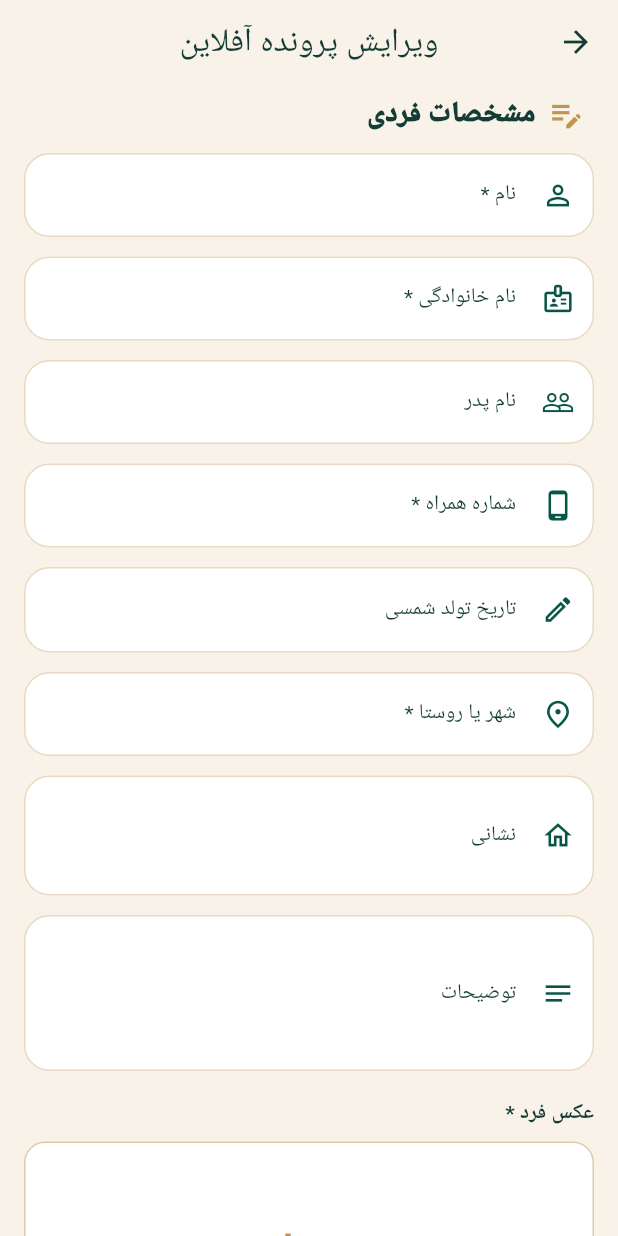
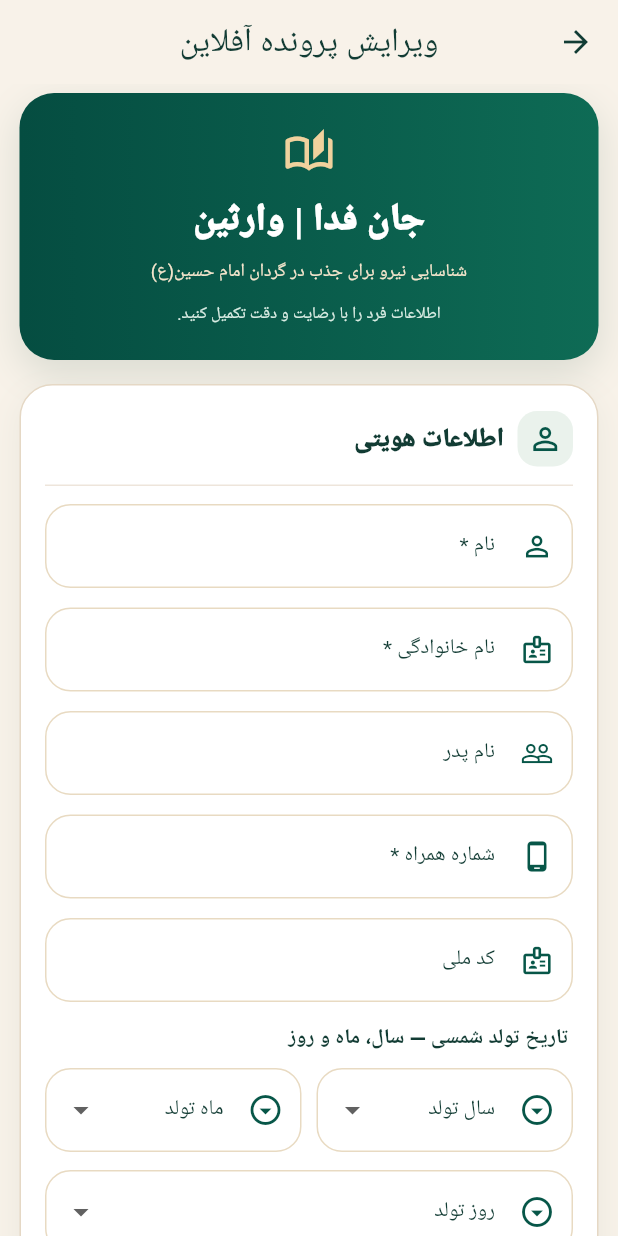
Before and after one commit to seyedebrahim0211-oss/honar-app1, a Flutter app: the RecordDetail screen opened directly with empty values, after a tap on "ویرایش پرونده آفلاین", on a phone screen of 412 x 824 dp. Run offline on Flutter 3.47's test engine with Material 3 defaults, Android fonts, the phone set to English and light mode, and no system bars; our stand-ins replace camera, connectivity_plus, flutter_secure_storage, image_picker, share_plus, sqflite_sqlcipher; missing offline and left inert: cryptography, excel, google_mlkit_face_detection; accounts and stored records are empty.

Commit message:
Rebuild centered responsive registration cards with native-camera photo, ID, birth year/month/day, school, work, service and skills

```diff
--- a/lib/main.dart
+++ b/lib/main.dart
@@ -541,52 +541,150 @@ class _RegistrationFormState extends State<RegistrationForm> {
     ));
   @override void dispose() { for (final c in controllers.values) { c.dispose(); } super.dispose(); }
 
-  @override Widget build(BuildContext context) => Form(key: key, child: Center(
-    child: ConstrainedBox(constraints: const BoxConstraints(maxWidth: 660), child: ListView(
-    padding: const EdgeInsets.fromLTRB(16, 6, 16, 24), children: [
-      const Padding(padding: EdgeInsetsDirectional.only(start: 6),
-        child: Row(children: [
-          Icon(Icons.edit_note_outlined, color: gold, size: 25),
-          SizedBox(width: 8),
-          Text('مشخصات فردی', style: TextStyle(fontSize: 19, fontWeight: FontWeight.w900, color: ink)),
-        ])),
-      const SizedBox(height: 12),
-      field('first_name', 'نام *', required: true),
-      field('last_name', 'نام خانوادگی *', required: true),
-      field('father_name', 'نام پدر'),
-      field('mobile', 'شماره همراه *', required: true, type: TextInputType.phone),
-      field('birth_date', 'تاریخ تولد شمسی', hint: '۱۳۸۵/۰۵/۱۵'),
-      field('city', 'شهر یا روستا *', required: true),
-      field('address', 'نشانی', lines: 2),
-      field('notes', 'توضیحات', lines: 3),
-      const SizedBox(height: 5), const Text('عکس فرد *', style: TextStyle(fontWeight: FontWeight.bold, color: ink)),
-      const SizedBox(height: 8),
-      Container(height: 190, decoration: BoxDecoration(color: Colors.white, border: Border.all(color: gold.withValues(alpha: .5)), borderRadius: BorderRadius.circular(14)),
-        child: image == null ? const Center(child: Column(mainAxisSize: MainAxisSize.min, children: [
-          Icon(Icons.add_a_photo_outlined, size: 42, color: gold), SizedBox(height: 8), Text('عکس هنوز انتخاب نشده است')]))
-          : ClipRRect(borderRadius: BorderRadius.circular(14), child: Image.memory(image!, fit: BoxFit.contain)),
+  @override Widget build(BuildContext context) => Form(
+    key: key,
+    child: Center(child: ConstrainedBox(
+      constraints: const BoxConstraints(maxWidth: 760),
+      child: ListView(
+        keyboardDismissBehavior: ScrollViewKeyboardDismissBehavior.onDrag,
+        padding: const EdgeInsets.fromLTRB(13, 6, 13, 32),
+        children: [
+          Container(
+            margin: const EdgeInsets.only(bottom: 16),
+            padding: const EdgeInsets.fromLTRB(18, 23, 18, 23),
+            decoration: BoxDecoration(
+              gradient: const LinearGradient(colors: [
+                Color(0xFF054D41), Color(0xFF0E6B55)]),
+              borderRadius: BorderRadius.circular(23),
+              boxShadow: const [BoxShadow(color: Color(0x22104334),
+                blurRadius: 22, offset: Offset(0, 9))],
+            ),
+            child: const Column(children: [
+              Icon(Icons.auto_stories_outlined, color: Color(0xFFF0D19D), size: 34),
+              SizedBox(height: 9),
+              Text('جان فدا | وارثین',
+                textAlign: TextAlign.center,
+                style: TextStyle(fontWeight: FontWeight.w900,
+                  fontSize: 25, color: Colors.white)),
+              SizedBox(height: 6),
+              Text('شناسایی نیرو برای جذب در گردان امام حسین(ع)',
+                textAlign: TextAlign.center,
+                style: TextStyle(fontSize: 12, color: Color(0xFFF4E5CC),
+                  height: 1.6)),
+              SizedBox(height: 10),
+              Text('اطلاعات فرد را با رضایت و دقت تکمیل کنید.',
+                textAlign: TextAlign.center,
+                style: TextStyle(fontSize: 11, color: Color(0xFFD9ECE3))),
+            ]),
+          ),
+          sectionCard('اطلاعات هویتی', Icons.person_outline, [
+            twoFields(
+              field('first_name', 'نام *', required: true),
+              field('last_name', 'نام خانوادگی *', required: true)),
+            twoFields(
+              field('father_name', 'نام پدر'),
+              field('mobile', 'شماره همراه *', required: true,
+                type: TextInputType.phone)),
+            field('nid', 'کد ملی', type: TextInputType.number),
+            birthDatePicker(),
+          ]),
+          sectionCard('تحصیل و اشتغال', Icons.school_outlined, [
+            twoFields(
+              field('city', 'شهر یا روستا *', required: true),
+              choose('آخرین مدرک تحصیلی',
+                controllers['education_level']!.text.isEmpty ? null :
+                  controllers['education_level']!.text,
+                educationOptions, (v) => setState(
+                  () => controllers['education_level']!.text = v ?? ''))),
+            twoFields(
+              field('study_place', 'محل تحصیل'),
+              field('work_place', 'محل کار')),
+            choose('وضعیت نظام وظیفه',
+              controllers['military_status']!.text.isEmpty ? null :
+                controllers['military_status']!.text,
+              militaryOptions, (v) => setState(
+                () => controllers['military_status']!.text = v ?? '')),
+          ]),
+          sectionCard('تخصص و علاقه‌مندی‌ها', Icons.workspace_premium_outlined, [
+            field('specialty', 'تخصص و مهارت‌ها', lines: 2,
+              hint: 'مانند کارهای فرهنگی، اجرایی، فنی، رسانه و ...'),
+            field('interests', 'علاقه‌مندی‌ها', lines: 2,
+              hint: 'زمینه‌هایی که به فعالیت در آن‌ها علاقه دارید'),
+            field('address', 'نشانی', lines: 2),
+            field('notes', 'توضیحات تکمیلی', lines: 2),
+          ]),
+          sectionCard('تصویر فرد', Icons.photo_camera_outlined, [
+            Container(
+              height: 188,
+              clipBehavior: Clip.antiAlias,
+              decoration: BoxDecoration(
+                color: const Color(0xFFF8F5EE),
+                border: Border.all(color: const Color(0xFFDFD2BC)),
+                borderRadius: BorderRadius.circular(17)),
+              child: image == null
+                ? const Center(child: Column(mainAxisSize: MainAxisSize.min, children: [
+                    Icon(Icons.add_photo_alternate_outlined,
+                      color: gold, size: 45),
+                    SizedBox(height: 7),
+                    Text('عکس دلخواه ثبت‌نام‌شونده',
+                      style: TextStyle(color: Color(0xFF697B71), fontSize: 12)),
+                  ]))
+                : Image.memory(image!, fit: BoxFit.contain),
+            ),
+            const SizedBox(height: 12),
+            twoFields(
+              OutlinedButton.icon(
+                onPressed: saving ? null : () => pick(ImageSource.camera),
+                icon: const Icon(Icons.photo_camera_outlined),
+                label: const Text('دوربین گوشی')),
+              OutlinedButton.icon(
+                onPressed: saving ? null : () => pick(ImageSource.gallery),
+                icon: const Icon(Icons.photo_library_outlined),
+                label: const Text('انتخاب از گالری'))),
+            const SizedBox(height: 7),
+            const Text('دوربین معمولی گوشی باز می‌شود؛ سنجش کیفیت و کادربندی هوشمند حذف شده است.',
+              textAlign: TextAlign.center,
+              style: TextStyle(fontSize: 11, color: Color(0xFF687B6D))),
+          ]),
+          Container(
+            margin: const EdgeInsets.only(bottom: 14),
+            decoration: BoxDecoration(color: Colors.white,
+              borderRadius: BorderRadius.circular(16),
+              border: Border.all(color: const Color(0xFFE2D6C4))),
+            child: CheckboxListTile(
+              value: consent,
+              activeColor: green,
+              controlAffinity: ListTileControlAffinity.leading,
+              title: const Text(
+                'فرد با ثبت و نگهداری مشخصات و تصویر خود برای مدیریت پویش موافق است.',
+                style: TextStyle(fontSize: 12.5, height: 1.65)),
+              onChanged: saving ? null : (v) =>
+                setState(() => consent = v ?? false),
+            ),
+          ),
+          FilledButton.icon(
+            onPressed: saving ? null : save,
+            style: FilledButton.styleFrom(
+              padding: const EdgeInsets.symmetric(vertical: 18),
+              shape: RoundedRectangleBorder(
+                borderRadius: BorderRadius.circular(17))),
+            icon: saving
+              ? const SizedBox(width: 19, height: 19,
+                child: CircularProgressIndicator(strokeWidth: 2,
+                  color: Colors.white))
+              : const Icon(Icons.check_circle_outline),
+            label: Text(saving ? 'در حال ذخیره پرونده…' :
+              widget.initial == null ? 'ثبت پرونده جدید' : 'ذخیره تغییرات'),
+          ),
+          const SizedBox(height: 12),
+          const Text('ثبت آفلاین با نگهداری رمزنگاری‌شده انجام می‌شود. پس از ارسال موفق به سایت، پیامک تأیید برای فرد ارسال خواهد شد.',
+            textAlign: TextAlign.center,
+            style: TextStyle(fontSize: 11.5,
+              color: Color(0xFF62796D), height: 1.85)),
+        ],
       ),
-      const SizedBox(height: 10),
-      const Text('عکس دلخواه را با دوربین معمولی گوشی بگیرید یا از گالری انتخاب کنید؛ بررسی هوشمند و محدودیت کادربندی حذف شد.', style: TextStyle(fontSize: 12, color: ink)),
-      const SizedBox(height: 8),
-      Row(children: [
-        Expanded(child: OutlinedButton.icon(onPressed: () => pick(ImageSource.camera), icon: const Icon(Icons.camera_alt_outlined), label: const Text('دوربین معمولی گوشی'))),
-        const SizedBox(width: 9),
-        Expanded(child: OutlinedButton.icon(onPressed: () => pick(ImageSource.gallery), icon: const Icon(Icons.photo_library_outlined), label: const Text('گالری'))),
-      ]),
-      CheckboxListTile(
-        contentPadding: EdgeInsets.zero, value: consent, activeColor: green,
-        title: const Text('فرد با ثبت و نگهداری مشخصات و تصویر خود برای مدیریت پویش موافقت کرده است.', style: TextStyle(fontSize: 13)),
-        onChanged: (v) => setState(() => consent = v ?? false),
-      ),
-      const SizedBox(height: 6),
-      FilledButton.icon(onPressed: saving ? null : save,
-        icon: const Icon(Icons.save_alt_outlined), label: Text(saving ? 'در حال ذخیره‌سازی...' : (widget.initial == null ? 'ثبت و ذخیره پرونده' : 'ذخیره تغییرات'))),
-      const SizedBox(height: 8),
-      const Text('در حالت آفلاین اطلاعات روی گوشی ذخیره می‌شود. پس از ارسال موفق در سایت، پیامک تأیید برای شماره همراه ارسال می‌شود. متن پیامک از پنل مدیریت قابل تنظیم است.',
-        textAlign: TextAlign.center, style: TextStyle(fontSize: 12, color: Colors.black54)),
-    ],
-  ))));
+    )),
+  );
 }
 
 class RecordsView extends StatefulWidget {
```
